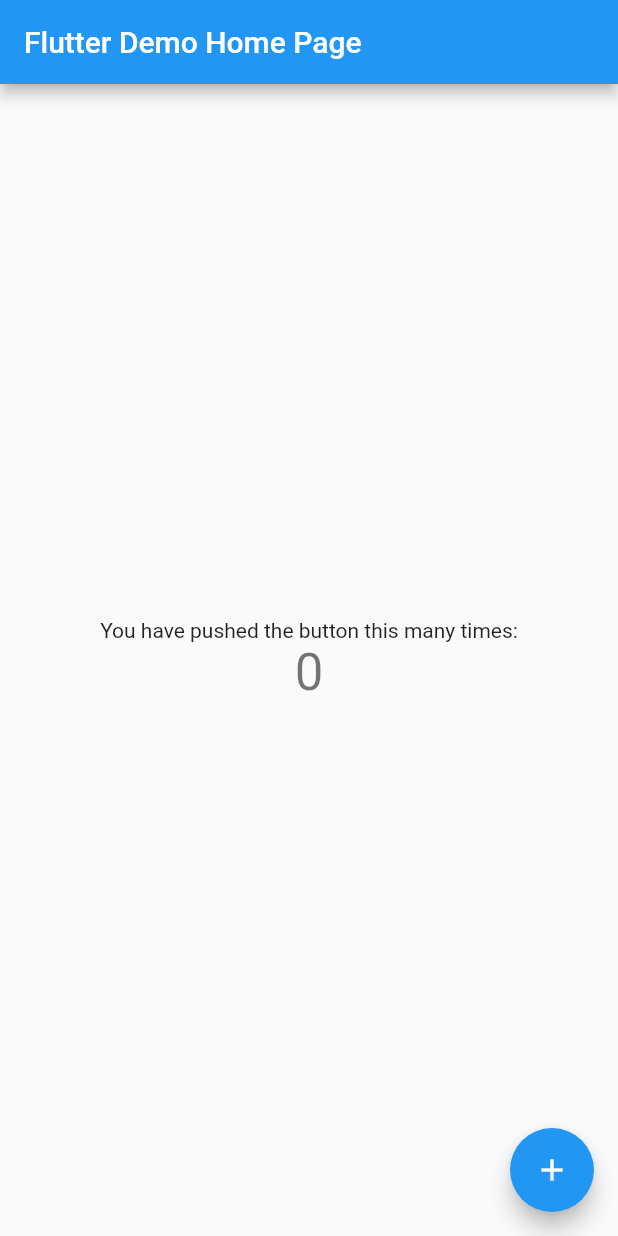
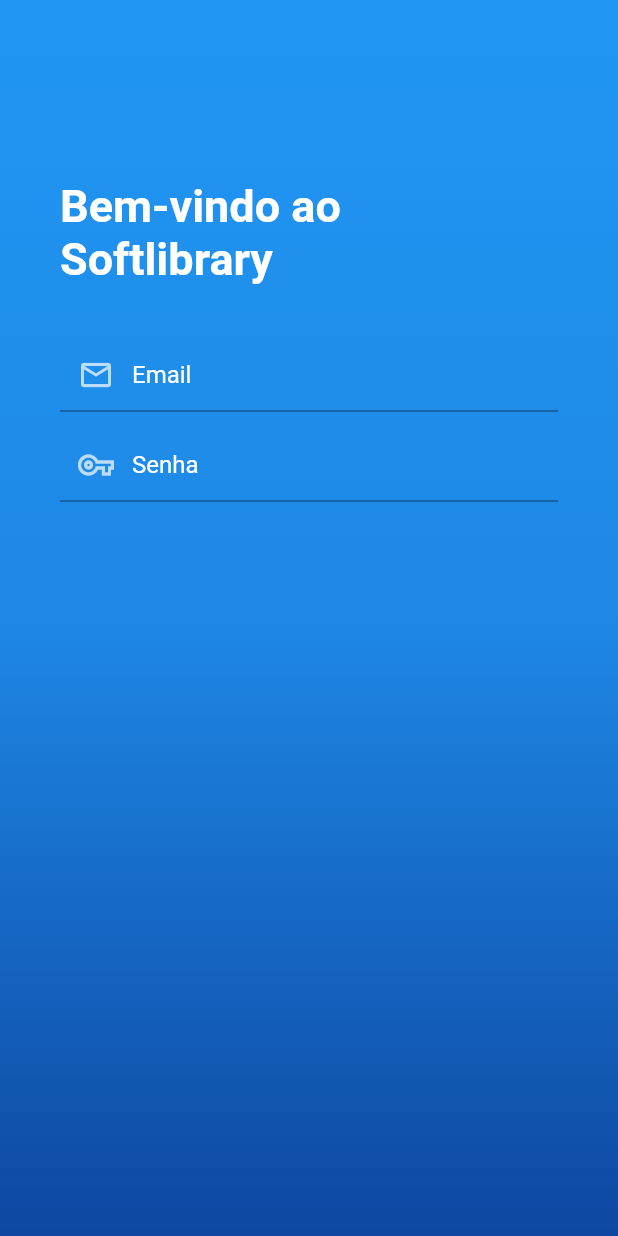
Before and after one commit to AlexandreDeCarli/softlibrary, a Flutter app: the screen it shows after launch, on a phone screen of 412 x 824 dp. Run offline on Flutter 3.47's test engine with Material 2 defaults, Android fonts, the phone set to English and light mode, and no system bars; Roboto replaces fonts that are missing (OpenSans).

Commit message:
Iniciado Layout do Login

```diff
--- a/lib/main.dart
+++ b/lib/main.dart
@@ -10,24 +10,15 @@ class MyApp extends StatelessWidget {
   @override
   Widget build(BuildContext context) {
     return MaterialApp(
-      title: 'Flutter Demo',
+      title: 'Softlibrary',
       theme: ThemeData(
-        // This is the theme of your application.
-        //
-        // Try running your application with "flutter run". You'll see the
-        // application has a blue toolbar. Then, without quitting the app, try
-        // changing the primarySwatch below to Colors.green and then invoke
-        // "hot reload" (press "r" in the console where you ran "flutter run",
-        // or simply save your changes to "hot reload" in a Flutter IDE).
-        // Notice that the counter didn't reset back to zero; the application
-        // is not restarted.
         primarySwatch: Colors.blue,
         // This makes the visual density adapt to the platform that you run
         // the app on. For desktop platforms, the controls will be smaller and
         // closer together (more dense) than on mobile platforms.
         visualDensity: VisualDensity.adaptivePlatformDensity,
       ),
-      home: LoginPage(title: 'Flutter Demo Home Page'),
+      home: LoginPage(title: 'Softlibrary - Acesso'),
     );
   }
 }
--- a/lib/pages/login.dart
+++ b/lib/pages/login.dart
@@ -1,5 +1,5 @@
-
 import 'package:flutter/material.dart';
+import 'package:flutter/services.dart';
 
 class LoginPage extends StatefulWidget {
   LoginPage({Key key, this.title}) : super(key: key);
@@ -16,10 +16,10 @@ class LoginPage extends StatefulWidget {
   final String title;
 
   @override
-  _MyHomePageState createState() => _MyHomePageState();
+  _LoginPageState createState() => _LoginPageState();
 }
 
-class _MyHomePageState extends State<LoginPage> {
+class _LoginPageState extends State<LoginPage> {
   int _counter = 0;
 
   void _incrementCounter() {
@@ -42,46 +42,93 @@ class _MyHomePageState extends State<LoginPage> {
     // fast, so that you can just rebuild anything that needs updating rather
     // than having to individually change instances of widgets.
     return Scaffold(
-      appBar: AppBar(
-        // Here we take the value from the MyHomePage object that was created by
-        // the App.build method, and use it to set our appbar title.
-        title: Text(widget.title),
+      body: Stack(
+        children: [
+          Container(
+            height: double.infinity,
+            width: double.infinity,
+            decoration: BoxDecoration(
+              gradient: LinearGradient(
+                begin: Alignment.topCenter,
+                end: Alignment.bottomCenter,
+                colors: [
+                  Colors.blue[500],
+                  Colors.blue[600],
+                  Colors.blue[900],
+                ],
               ),
-      body: Center(
-        // Center is a layout widget. It takes a single child and positions it
-        // in the middle of the parent.
+            ),
+          ),
+          Container(
+            child: SingleChildScrollView(
+              physics: AlwaysScrollableScrollPhysics(),
+              padding: EdgeInsets.symmetric(
+                horizontal: 40.0,
+                vertical: 120.0,
+              ),
               child: Column(
-          // Column is also a layout widget. It takes a list of children and
-          // arranges them vertically. By default, it sizes itself to fit its
-          // children horizontally, and tries to be as tall as its parent.
-          //
-          // Invoke "debug painting" (press "p" in the console, choose the
-          // "Toggle Debug Paint" action from the Flutter Inspector in Android
-          // Studio, or the "Toggle Debug Paint" command in Visual Studio Code)
-          // to see the wireframe for each widget.
-          //
-          // Column has various properties to control how it sizes itself and
-          // how it positions its children. Here we use mainAxisAlignment to
-          // center the children vertically; the main axis here is the vertical
-          // axis because Columns are vertical (the cross axis would be
-          // horizontal).
                 mainAxisAlignment: MainAxisAlignment.center,
-          children: <Widget>[
+                children: [
                   Text(
-              'You have pushed the button this many times:',
+                    'Bem-vindo ao Softlibrary',
+                    style: TextStyle(
+                      color: Colors.white,
+                      fontFamily: 'OpenSans',
+                      fontSize: 30.0,
+                      fontWeight: FontWeight.bold,
                     ),
-            Text(
-              '$_counter',
-              style: Theme.of(context).textTheme.headline4,
+                  ),
+                  SizedBox(
+                    height: 30,
+                  ),
+                  Column(
+                    crossAxisAlignment: CrossAxisAlignment.start,
+                    children: [
+                      Container(
+                        alignment: Alignment.centerLeft,
+                        height: 60.0,
+                        child: TextField(
+                          keyboardType: TextInputType.emailAddress,
+                          style: TextStyle(color: Colors.white),
+                          decoration: InputDecoration(
+                            contentPadding: EdgeInsets.only(top: 14.0),
+                            prefixIcon: Icon(
+                              Icons.mail_outline,
+                              color: Colors.white70,
+                            ),
+                            labelStyle: TextStyle(color: Colors.white),
+                            labelText: 'Email',
+                            floatingLabelBehavior: FloatingLabelBehavior.auto,
+                          ),
+                        ),
+                      ),Container(
+                        alignment: Alignment.centerLeft,
+                        height: 60.0,
+                        child: TextField(
+                          keyboardType: TextInputType.text,
+                          style: TextStyle(color: Colors.white),
+                          decoration: InputDecoration(
+                            contentPadding: EdgeInsets.only(top: 14.0),
+                            prefixIcon: Icon(
+                              Icons.vpn_key_outlined,
+                              color: Colors.white70,
+                            ),
+                            labelStyle: TextStyle(color: Colors.white),
+                            labelText: 'Senha',
+                            floatingLabelBehavior: FloatingLabelBehavior.auto,
+                          ),
+                          obscureText: true,
+                          obscuringCharacter: '*',
+                        ),
+                      ),
+                    ],
+                  )
+                ],
+              ),
+            ),
           ),
         ],
       ),
-      ),
-      floatingActionButton: FloatingActionButton(
-        onPressed: _incrementCounter,
-        tooltip: 'Increment',
-        child: Icon(Icons.add),
-      ), // This trailing comma makes auto-formatting nicer for build methods.
     );
   }
 }
```
Also changed, not shown: out/production/softlibrary/main.dart (deleted), out/production/softlibrary/pages/login.dart (deleted), 2 other files. Lines whose indentation alone changed are shown as unchanged.
